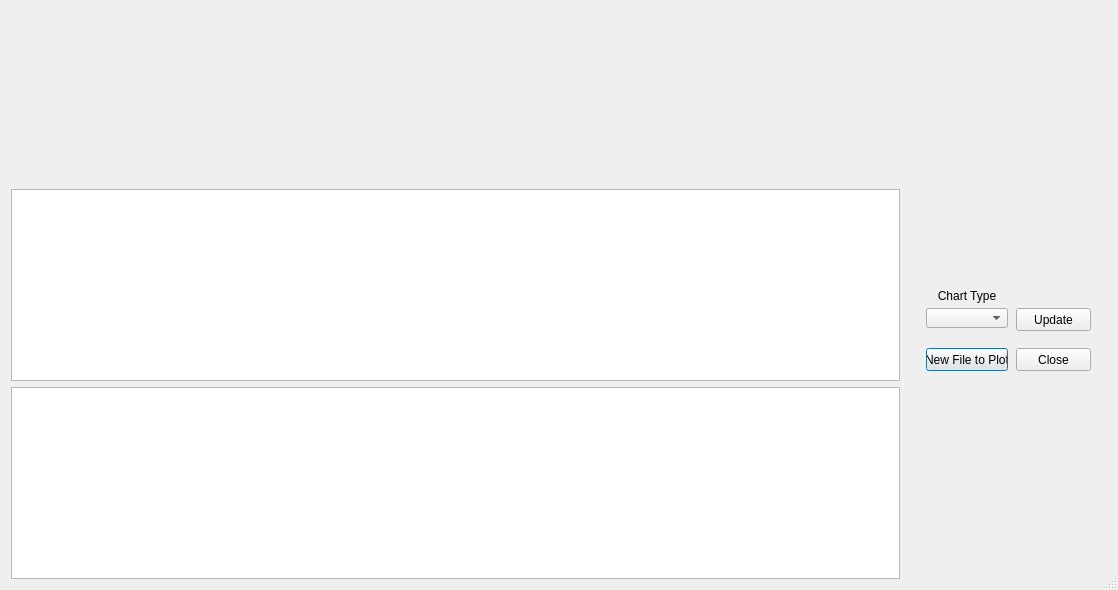
Above: QSWAT3/QSWAT/ui_graph.ui from swat-model/QSWAT before the change. Below: the same form after it.
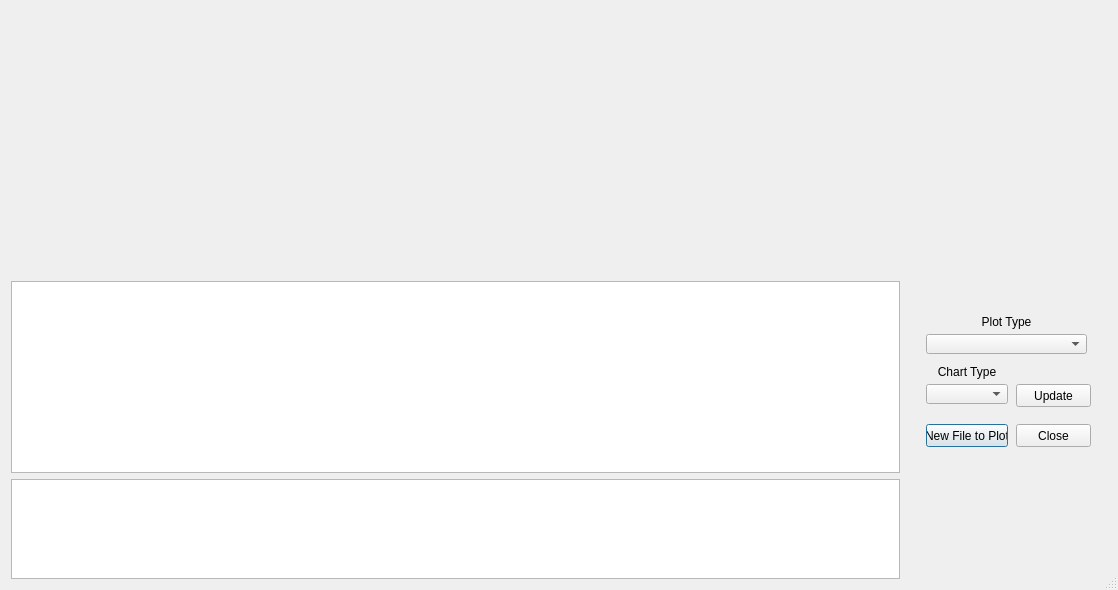
That is the form after the change. Icons and pictures are not drawn.

The edit to the form file:
```diff
--- a/QSWAT3/QSWAT/ui_graph.ui
+++ b/QSWAT3/QSWAT/ui_graph.ui
@@ -61,7 +61,7 @@
       <property name="geometry">
        <rect>
         <x>20</x>
-        <y>90</y>
+        <y>120</y>
         <width>82</width>
         <height>23</height>
        </rect>
@@ -74,7 +74,7 @@
       <property name="geometry">
        <rect>
         <x>110</x>
-        <y>90</y>
+        <y>120</y>
         <width>75</width>
         <height>23</height>
        </rect>
@@ -87,7 +87,7 @@
       <property name="geometry">
        <rect>
         <x>20</x>
-        <y>50</y>
+        <y>80</y>
         <width>82</width>
         <height>20</height>
        </rect>
@@ -100,7 +100,7 @@
       <property name="geometry">
        <rect>
         <x>20</x>
-        <y>30</y>
+        <y>60</y>
         <width>82</width>
         <height>16</height>
        </rect>
@@ -116,7 +116,7 @@
       <property name="geometry">
        <rect>
         <x>110</x>
-        <y>50</y>
+        <y>80</y>
         <width>75</width>
         <height>23</height>
        </rect>
@@ -125,16 +125,73 @@
        <string>Update</string>
       </property>
      </widget>
+     <widget class="QComboBox" name="plotType">
+      <property name="geometry">
+       <rect>
+        <x>20</x>
+        <y>30</y>
+        <width>161</width>
+        <height>20</height>
+       </rect>
+      </property>
+     </widget>
+     <widget class="QLabel" name="label_2">
+      <property name="geometry">
+       <rect>
+        <x>20</x>
+        <y>10</y>
+        <width>161</width>
+        <height>16</height>
+       </rect>
+      </property>
+      <property name="text">
+       <string>Plot Type</string>
+      </property>
+      <property name="alignment">
+       <set>Qt::AlignCenter</set>
+      </property>
+     </widget>
+    </widget>
+   </item>
+   <item row="3" column="1">
+    <widget class="QTableWidget" name="table">
+     <property name="sizePolicy">
+      <sizepolicy hsizetype="Expanding" vsizetype="Preferred">
+       <horstretch>0</horstretch>
+       <verstretch>0</verstretch>
+      </sizepolicy>
+     </property>
+     <property name="editTriggers">
+      <set>QAbstractItemView::NoEditTriggers</set>
+     </property>
+     <property name="alternatingRowColors">
+      <bool>true</bool>
+     </property>
+     <attribute name="verticalHeaderVisible">
+      <bool>false</bool>
+     </attribute>
     </widget>
    </item>
    <item row="4" column="1">
     <widget class="QTextBrowser" name="coeffs">
      <property name="sizePolicy">
-      <sizepolicy hsizetype="Expanding" vsizetype="Preferred">
+      <sizepolicy hsizetype="Expanding" vsizetype="Fixed">
        <horstretch>0</horstretch>
        <verstretch>0</verstretch>
       </sizepolicy>
      </property>
+     <property name="minimumSize">
+      <size>
+       <width>0</width>
+       <height>100</height>
+      </size>
+     </property>
+     <property name="maximumSize">
+      <size>
+       <width>16777215</width>
+       <height>100</height>
+      </size>
+     </property>
      <property name="font">
       <font>
        <family>Segoe UI</family>
```
Left out of the diff: 29 changed lines with no effect on the pictures.
